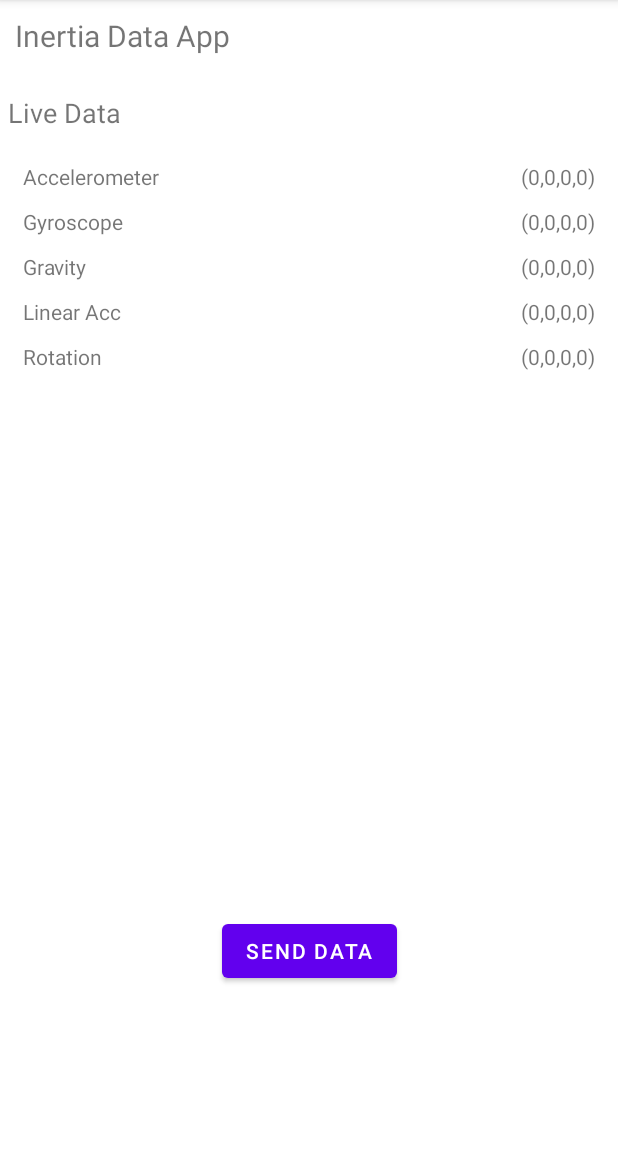
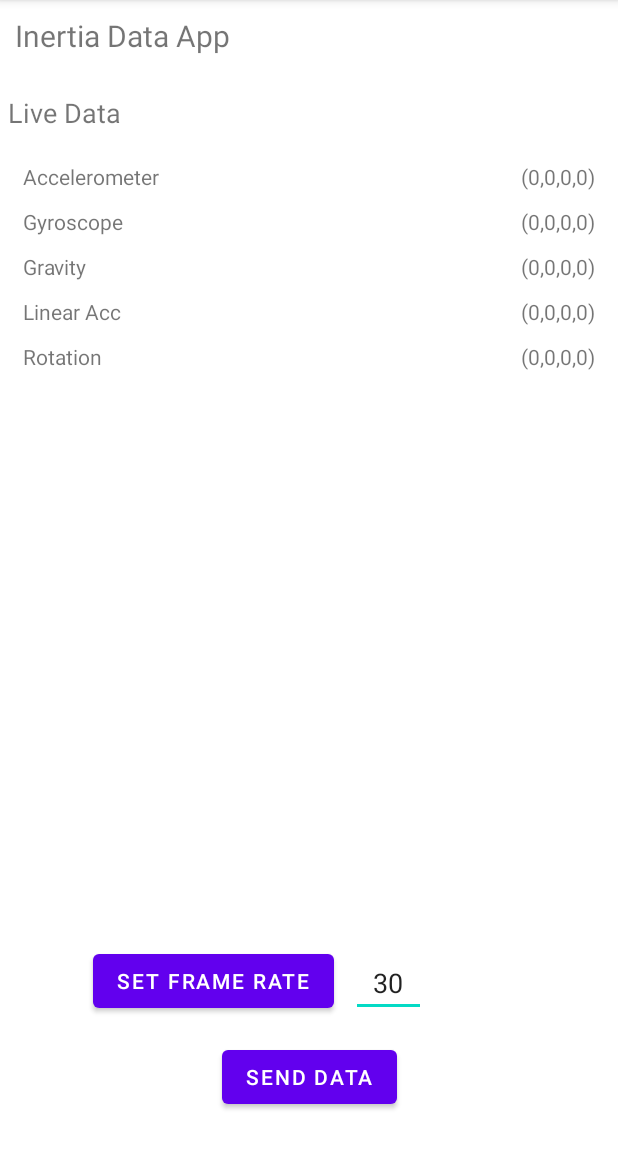
Before and after one commit to Niall010/InertiaPhoneApp, an Android app: the screen it shows after launch (MainActivity), after a tap on "SEND DATA", on a phone screen of 412 x 824 dp, the part 84-1236 px from its top. Run offline under Robolectric (Android 15) with nearby library versions, the phone set to English and light mode, and no system bars.

Commit message:
Added frame rate and send data functionality

```diff
--- a/app/src/main/AndroidManifest.xml
+++ b/app/src/main/AndroidManifest.xml
@@ -1,9 +1,9 @@
 <?xml version="1.0" encoding="utf-8"?>
 <manifest xmlns:android="http://schemas.android.com/apk/res/android"
     package="com.example.inertiaphoneapp">
-    <uses-permission android:name="android.permission.INTERNET"></uses-permission>
-    <uses-permission android:name="android.permission.READ_EXTERNAL_STORAGE"></uses-permission>
 
+    <uses-permission android:name="android.permission.INTERNET" />
+    <uses-permission android:name="android.permission.READ_EXTERNAL_STORAGE" />
 
     <application
         android:allowBackup="true"
--- a/app/src/main/java/com/example/inertiaphoneapp/MainActivity.java
+++ b/app/src/main/java/com/example/inertiaphoneapp/MainActivity.java
@@ -9,19 +9,28 @@ import android.hardware.SensorEventListener;
 import android.hardware.SensorManager;
 import android.os.AsyncTask;
 import android.os.Bundle;
+import android.util.Log;
 import android.view.View;
 import android.widget.Button;
+import android.widget.Switch;
 import android.widget.TextView;
 
 import java.io.IOException;
 import java.io.PrintWriter;
 import java.math.BigDecimal;
 import java.net.Socket;
+import java.util.Arrays;
 
 
 public class MainActivity extends AppCompatActivity implements SensorEventListener {
 
     private static final String TAG = "MainActivity";
+
+    private int frame;
+    private long frameTime;
+    private float millisPerFrame;
+    long elapsedTimeMillis;
+    private boolean isSendingData;
 
     //Init up sensor manager
     private SensorManager sensorManager;
@@ -37,19 +46,23 @@ public class MainActivity extends AppCompatActivity implements SensorEventListen
     private TextView linearAccelerationText;
     private TextView rotationVectorText;
     private TextView gyroText;
+    private TextView frameRateText;
     private Button sendDataButton;
+    private Button setFrameRateButton;
 
-    //Vectors
-    float accelerometerVector[];
-    float gravityVector[];
-    float gyroVector[];
-    float linearAccelerationVector[];
-    float rotationVector[];
+    private InertiaData inertiaData;
+
 
     @Override
     protected void onCreate(Bundle savedInstanceState) {
         super.onCreate(savedInstanceState);
         setContentView(R.layout.activity_main);
+
+        frame = 0;
+        millisPerFrame = 1000/60; //60fps initialised
+        frameTime = System.currentTimeMillis();
+        isSendingData = false;
+        inertiaData = new InertiaData();
 
         //Get UI Elements
         accelerometerText = findViewById(R.id.accelerometerText);
@@ -58,6 +71,8 @@ public class MainActivity extends AppCompatActivity implements SensorEventListen
         rotationVectorText = findViewById(R.id.rotationVectorText);
         gyroText = findViewById(R.id.gyroText);
         sendDataButton = findViewById(R.id.sendDataButton);
+        setFrameRateButton = findViewById(R.id.setFrameRateButton);
+        frameRateText = findViewById(R.id.frameRateText);
 
         sensorManager = (SensorManager) getSystemService(Context.SENSOR_SERVICE);
 
@@ -77,42 +92,67 @@ public class MainActivity extends AppCompatActivity implements SensorEventListen
         sendDataButton.setOnClickListener(new View.OnClickListener() {
             @Override
             public void onClick(View v) {
-                sendData(v);
+              isSendingData = !isSendingData;
             }
         });
 
+        setFrameRateButton.setOnClickListener(new View.OnClickListener() {
+            @Override
+            public void onClick(View v) {
+                millisPerFrame = 1000/Long.parseLong(frameRateText.getText().toString());
+            }
+        });
 
     }
+
 
 
     @Override
     public void onSensorChanged(SensorEvent event) {
         //Assign UI live data#
         Sensor sensor = event.sensor;
-        String text;
+        String text = "";
+        elapsedTimeMillis = System.currentTimeMillis() - frameTime;
 
+
+        //Get most recent sensor update and assign to class object inertiaData + print
         if (sensor.getType() == Sensor.TYPE_ACCELEROMETER) {
-            text = ("X: " + round(event.values[0],2) + " Y: " + round( event.values[1],2) + " Z: " + round(event.values[2],2));
+            text = ("X: " + round(event.values[0], 2) + " Y: " + round(event.values[1], 2) + " Z: " + round(event.values[2], 2));
+            inertiaData.setAccelerometerVector(event.values);
             accelerometerText.setText(text);
         } else if (sensor.getType() == Sensor.TYPE_GRAVITY) {
-            text = ("X: " + round(event.values[0],2) + " Y: " + round( event.values[1],2) + " Z: " + round(event.values[2],2));
+            text = ("X: " + round(event.values[0], 2) + " Y: " + round(event.values[1], 2) + " Z: " + round(event.values[2], 2));
+            inertiaData.setGravityVector(event.values);
             gravityText.setText(text);
         } else if (sensor.getType() == Sensor.TYPE_GYROSCOPE) {
-            text = ("X: " + round(event.values[0],2) + " Y: " + round( event.values[1],2) + " Z: " + round(event.values[2],2));
+            text = ("X: " + round(event.values[0], 2) + " Y: " + round(event.values[1], 2) + " Z: " + round(event.values[2], 2));
+            inertiaData.setGyroVector(event.values);
             gyroText.setText(text);
         } else if (sensor.getType() == Sensor.TYPE_LINEAR_ACCELERATION) {
-            text = ("X: " + round(event.values[0],2) + " Y: " + round( event.values[1],2) + " Z: " + round(event.values[2],2));
+            inertiaData.setLinearAccelerationVector(event.values);
+            text = ("X: " + round(event.values[0], 2) + " Y: " + round(event.values[1], 2) + " Z: " + round(event.values[2], 2));
             linearAccelerationText.setText(text);
         } else if (sensor.getType() == Sensor.TYPE_ROTATION_VECTOR) {
-            text = ("X: " + round(event.values[0],2) + " Y: " + round( event.values[1],2) + " Z: " + round(event.values[2],2) + " Vector: " + round(event.values[3],2));
+            inertiaData.setRotationVector(event.values);
+            text = ("X: " + round(event.values[0], 2) + " Y: " + round(event.values[1], 2) + " Z: " + round(event.values[2], 2) + " Vector: " + round(event.values[3], 2));
             rotationVectorText.setText(text);
         }
 
+        if(isSendingData == true) {
+            //send data every 16 milliseconds, therefore 999 every second almost 60fps
+            if (elapsedTimeMillis > frame) {
+                frameTime = System.currentTimeMillis();
+                BackgroundTask b1 = new BackgroundTask();
+                b1.execute("frame " +  frame + " " + inertiaData.convertToString(inertiaData));
+                frame++;
+            }
+        }
     }
-        @Override
-        public void onAccuracyChanged (Sensor sensor,int accuracy){
 
-        }
+    @Override
+    public void onAccuracyChanged (Sensor sensor,int accuracy){
+
+    }
 
     public static float round(float d, int decimalPlace) {
         BigDecimal bd = new BigDecimal(Float.toString(d));
@@ -122,18 +162,8 @@ public class MainActivity extends AppCompatActivity implements SensorEventListen
 
 
 
-
-    public void sendData(View v)
-    {
-        String message = accelerometerText.getText().toString();
-
-        BackgroundTask b1 = new BackgroundTask();
-        b1.execute(message);
-    }
-
     class BackgroundTask extends AsyncTask<String,Void,Void>
     {
-
         Socket s;
         PrintWriter writer;
 
@@ -141,9 +171,9 @@ public class MainActivity extends AppCompatActivity implements SensorEventListen
         protected Void doInBackground(String... voids) {
             try {
                 String message = voids[0];
-                s = new Socket(" 192.168.1.78", 6000);
+                s = new Socket("192.168.1.78", 6000);
                 writer = new PrintWriter(s.getOutputStream());
-                writer.write(message);
+                writer.write(String.valueOf(message));
                 writer.flush();
                 writer.close();
                 s.close();
@@ -154,8 +184,49 @@ public class MainActivity extends AppCompatActivity implements SensorEventListen
             }
             return null;
         }
+    }
 
+    class InertiaData
+    {
+        //Vectors
+        float accelerometerVector[];
+        float gravityVector[];
+        float gyroVector[];
+        float linearAccelerationVector[];
+        float rotationVector[];
 
+        public void setAccelerometerVector(float[] accelerometerVector) { this.accelerometerVector = accelerometerVector; }
+
+        public void setGravityVector(float[] gravityVector) { this.gravityVector = gravityVector; }
+
+        public void setGyroVector(float[] gyroVector) { this.gyroVector = gyroVector; }
+
+        public void setLinearAccelerationVector(float[] linearAccelerationVector) { this.linearAccelerationVector = linearAccelerationVector; }
+
+        public void setRotationVector(float[] rotationVector) { this.rotationVector = rotationVector; }
+
+        public float[] getAccelerometerVector() { return accelerometerVector; }
+
+        public float[] getGravityVector() { return gravityVector; }
+
+        public float[] getGyroVector() { return gyroVector; }
+
+        public float[] getLinearAccelerationVector() { return linearAccelerationVector; }
+
+        public float[] getRotationVector() { return rotationVector; }
+
+        public String convertToString(InertiaData data)
+        {
+            String text = "";
+            text = ("Accelerometer:" + Arrays.toString(data.getAccelerometerVector()) +
+                    "Gravity:" + Arrays.toString(data.getGravityVector()) +
+                    "Gyro:" + Arrays.toString(data.getGyroVector()) +
+                    "LinearAcceleration:" + Arrays.toString(data.getLinearAccelerationVector()) +
+                    "Rotation:" + Arrays.toString(data.getRotationVector())
+            );
+
+            return text;
+        }
     }
 
 }
--- a/app/src/main/res/layout/activity_main.xml
+++ b/app/src/main/res/layout/activity_main.xml
@@ -150,10 +150,35 @@
                 android:id="@+id/sendDataButton"
                 android:layout_width="wrap_content"
                 android:layout_height="wrap_content"
-                android:layout_marginBottom="100dp"
+                android:layout_marginBottom="16dp"
                 android:text="Send Data"
                 app:layout_constraintBottom_toBottomOf="parent"
                 app:layout_constraintEnd_toEndOf="parent"
+                app:layout_constraintStart_toStartOf="parent" />
+
+            <EditText
+                android:id="@+id/frameRateText"
+                android:layout_width="50dp"
+                android:layout_height="wrap_content"
+                android:layout_marginBottom="80dp"
+                android:ems="10"
+                android:inputType="textPersonName"
+                android:text="30"
+                android:textAlignment="center"
+                app:layout_constraintBottom_toBottomOf="parent"
+                app:layout_constraintEnd_toEndOf="parent"
+                app:layout_constraintHorizontal_bias="0.09"
+                app:layout_constraintStart_toEndOf="@+id/setFrameRateButton" />
+
+            <Button
+                android:id="@+id/setFrameRateButton"
+                android:layout_width="wrap_content"
+                android:layout_height="wrap_content"
+                android:layout_marginBottom="16dp"
+                android:text="Set Frame Rate"
+                app:layout_constraintBottom_toTopOf="@+id/sendDataButton"
+                app:layout_constraintEnd_toEndOf="parent"
+                app:layout_constraintHorizontal_bias="0.224"
                 app:layout_constraintStart_toStartOf="parent" />
 
         </androidx.constraintlayout.widget.ConstraintLayout>
```
